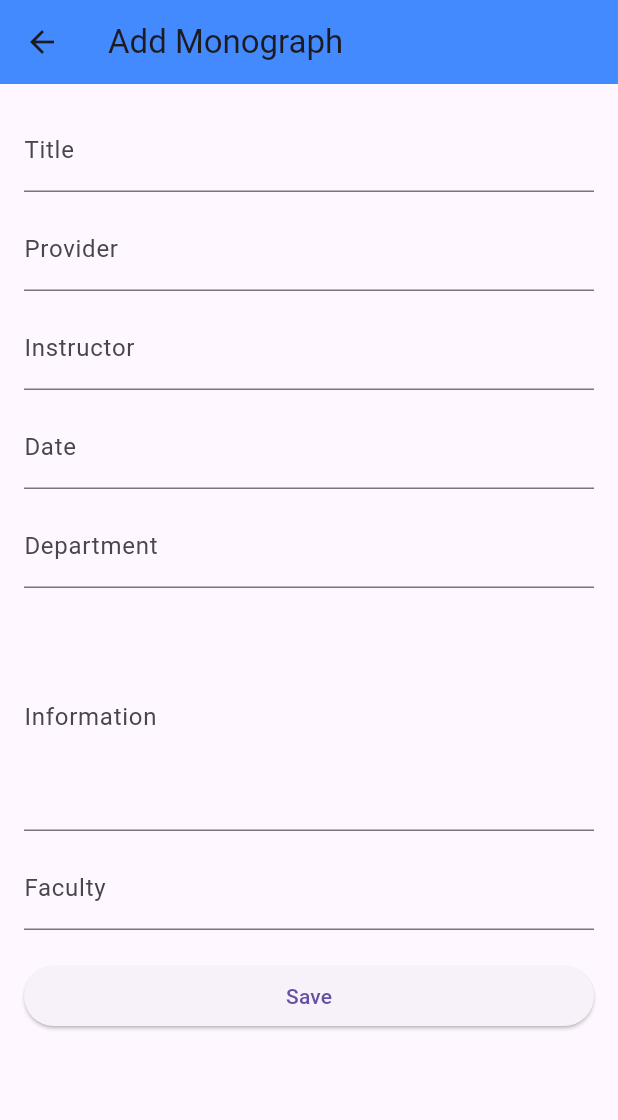
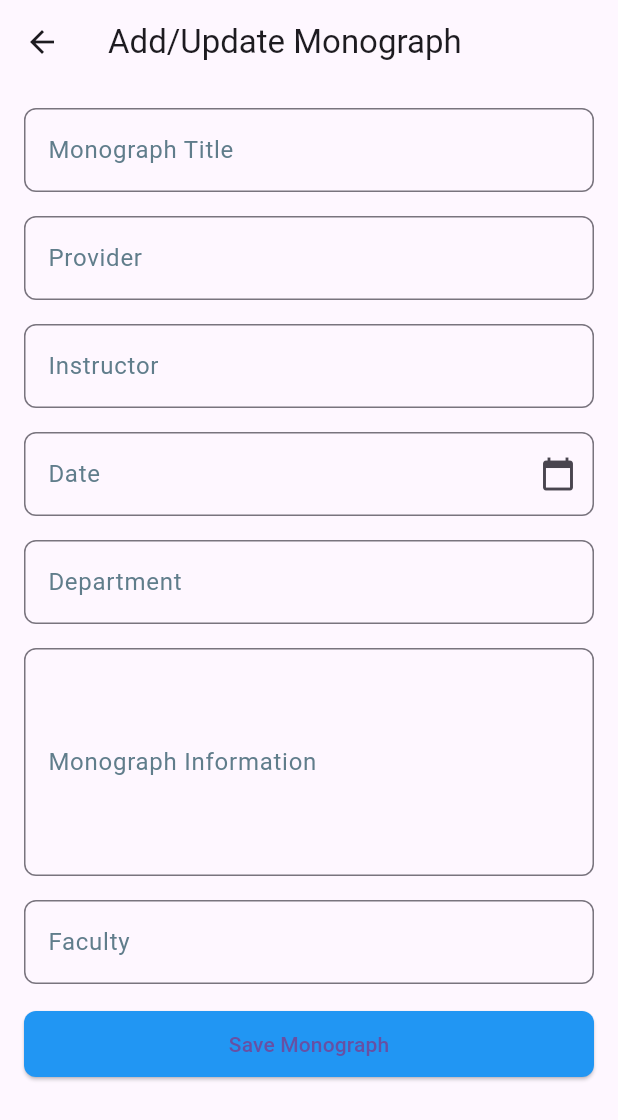
Before and after one commit to Nesarahmad1380/Monograph_Management_System, a Flutter app: the MonographManagementPage screen opened directly, after a tap on the "add" icon, on a phone screen of 412 x 824 dp. Shown: the top 1120 px of the screen. Run offline on Flutter 3.47's test engine with Material 3 defaults, Android fonts, the phone set to English and light mode, and no system bars; our stand-ins replace flutter_riverpod, google_fonts, shared_preferences; accounts and stored records are empty.

Commit message:
changes in monograph pages

```diff
--- a/lib/Screens/MonographScreen/AddMonographPage.dart
+++ b/lib/Screens/MonographScreen/AddMonographPage.dart
@@ -1,123 +1,215 @@
 import 'package:flutter/material.dart';
 
 class AddMonographPage extends StatefulWidget {
-  final Map<String, String>? monograph;
-  final bool isEditing;
-  final Function(Map<String, String>) onSave;
-
-  const AddMonographPage({
-    Key? key,
-    this.monograph,
-    this.isEditing = false,
-    required this.onSave,
-  }) : super(key: key);
+  const AddMonographPage({Key? key}) : super(key: key);
 
   @override
   _AddMonographPageState createState() => _AddMonographPageState();
 }
 
 class _AddMonographPageState extends State<AddMonographPage> {
-  late TextEditingController _titleController;
-  late TextEditingController _providerController;
-  late TextEditingController _instructorController;
-  late TextEditingController _dateController;
-  late TextEditingController _departmentController;
-  late TextEditingController _infoController;
-  late TextEditingController _facultyController;
+  TextEditingController _titleController = TextEditingController();
+  TextEditingController _providerController = TextEditingController();
+  TextEditingController _instructorController = TextEditingController();
+  TextEditingController _dateController = TextEditingController();
+  TextEditingController _departmentController = TextEditingController();
+  TextEditingController _monographInfoController = TextEditingController();
+  TextEditingController _facultyController = TextEditingController();
 
-  @override
-  void initState() {
-    super.initState();
-    _titleController = TextEditingController(text: widget.monograph?['title']);
-    _providerController =
-        TextEditingController(text: widget.monograph?['provider']);
-    _instructorController =
-        TextEditingController(text: widget.monograph?['instructor']);
-    _dateController = TextEditingController(text: widget.monograph?['date']);
-    _departmentController =
-        TextEditingController(text: widget.monograph?['department']);
-    _infoController = TextEditingController(text: widget.monograph?['info']);
-    _facultyController =
-        TextEditingController(text: widget.monograph?['faculty']);
+  // Date Picker function
+  Future<void> _selectDate(BuildContext context) async {
+    DateTime selectedDate = DateTime.now();
+    final DateTime? pickedDate = await showDatePicker(
+      context: context,
+      initialDate: selectedDate,
+      firstDate: DateTime(2000),
+      lastDate: DateTime(2101),
+    );
+
+    if (pickedDate != null && pickedDate != selectedDate) {
+      setState(() {
+        _dateController.text = "${pickedDate.toLocal()}".split(' ')[0];
+      });
     }
-
-  @override
-  void dispose() {
-    _titleController.dispose();
-    _providerController.dispose();
-    _instructorController.dispose();
-    _dateController.dispose();
-    _departmentController.dispose();
-    _infoController.dispose();
-    _facultyController.dispose();
-    super.dispose();
-  }
-
-  void saveMonograph() {
-    final monograph = {
-      'title': _titleController.text,
-      'provider': _providerController.text,
-      'instructor': _instructorController.text,
-      'date': _dateController.text,
-      'department': _departmentController.text,
-      'info': _infoController.text,
-      'faculty': _facultyController.text,
-    };
-    widget.onSave(monograph);
-    Navigator.pop(context);
   }
 
   @override
   Widget build(BuildContext context) {
     return Scaffold(
       appBar: AppBar(
-        title: Text(widget.isEditing ? 'Edit Monograph' : 'Add Monograph'),
-        backgroundColor: Colors.blueAccent,
+        title: Text('Add/Update Monograph'),
       ),
       body: Padding(
         padding: const EdgeInsets.all(16.0),
         child: ListView(
           children: [
-            TextField(
+            // Title Field
+            Padding(
+              padding: const EdgeInsets.only(bottom: 16.0),
+              child: TextField(
                 controller: _titleController,
-              decoration: InputDecoration(labelText: 'Title'),
+                decoration: InputDecoration(
+                  labelText: 'Monograph Title',
+                  labelStyle: TextStyle(color: Colors.blueGrey),
+                  hintText: 'Enter the title of the monograph',
+                  border: OutlineInputBorder(
+                    borderRadius: BorderRadius.circular(8.0),
+                    borderSide: BorderSide(color: Colors.blueGrey),
                   ),
-            SizedBox(height: 10),
-            TextField(
+                  focusedBorder: OutlineInputBorder(
+                    borderRadius: BorderRadius.circular(8.0),
+                    borderSide: BorderSide(color: Colors.blue),
+                  ),
+                ),
+              ),
+            ),
+
+            // Provider Field
+            Padding(
+              padding: const EdgeInsets.only(bottom: 16.0),
+              child: TextField(
                 controller: _providerController,
-              decoration: InputDecoration(labelText: 'Provider'),
+                decoration: InputDecoration(
+                  labelText: 'Provider',
+                  labelStyle: TextStyle(color: Colors.blueGrey),
+                  hintText: 'Enter the provider of the monograph',
+                  border: OutlineInputBorder(
+                    borderRadius: BorderRadius.circular(8.0),
+                    borderSide: BorderSide(color: Colors.blueGrey),
                   ),
-            SizedBox(height: 10),
-            TextField(
+                  focusedBorder: OutlineInputBorder(
+                    borderRadius: BorderRadius.circular(8.0),
+                    borderSide: BorderSide(color: Colors.blue),
+                  ),
+                ),
+              ),
+            ),
+
+            // Instructor Field
+            Padding(
+              padding: const EdgeInsets.only(bottom: 16.0),
+              child: TextField(
                 controller: _instructorController,
-              decoration: InputDecoration(labelText: 'Instructor'),
+                decoration: InputDecoration(
+                  labelText: 'Instructor',
+                  labelStyle: TextStyle(color: Colors.blueGrey),
+                  hintText: 'Enter the instructor\'s name',
+                  border: OutlineInputBorder(
+                    borderRadius: BorderRadius.circular(8.0),
+                    borderSide: BorderSide(color: Colors.blueGrey),
                   ),
-            SizedBox(height: 10),
-            TextField(
+                  focusedBorder: OutlineInputBorder(
+                    borderRadius: BorderRadius.circular(8.0),
+                    borderSide: BorderSide(color: Colors.blue),
+                  ),
+                ),
+              ),
+            ),
+
+            // Date Field with Date Picker
+            Padding(
+              padding: const EdgeInsets.only(bottom: 16.0),
+              child: TextField(
                 controller: _dateController,
-              decoration: InputDecoration(labelText: 'Date'),
-              keyboardType: TextInputType.datetime,
+                readOnly: true,
+                decoration: InputDecoration(
+                  labelText: 'Date',
+                  labelStyle: TextStyle(color: Colors.blueGrey),
+                  hintText: 'Select the date',
+                  border: OutlineInputBorder(
+                    borderRadius: BorderRadius.circular(8.0),
+                    borderSide: BorderSide(color: Colors.blueGrey),
                   ),
-            SizedBox(height: 10),
-            TextField(
+                  focusedBorder: OutlineInputBorder(
+                    borderRadius: BorderRadius.circular(8.0),
+                    borderSide: BorderSide(color: Colors.blue),
+                  ),
+                  suffixIcon: IconButton(
+                    icon: Icon(Icons.calendar_today),
+                    onPressed: () => _selectDate(context),
+                  ),
+                ),
+              ),
+            ),
+
+            // Department Field
+            Padding(
+              padding: const EdgeInsets.only(bottom: 16.0),
+              child: TextField(
                 controller: _departmentController,
-              decoration: InputDecoration(labelText: 'Department'),
+                decoration: InputDecoration(
+                  labelText: 'Department',
+                  labelStyle: TextStyle(color: Colors.blueGrey),
+                  hintText: 'Enter the department name',
+                  border: OutlineInputBorder(
+                    borderRadius: BorderRadius.circular(8.0),
+                    borderSide: BorderSide(color: Colors.blueGrey),
                   ),
-            SizedBox(height: 10),
-            TextField(
-              controller: _infoController,
+                  focusedBorder: OutlineInputBorder(
+                    borderRadius: BorderRadius.circular(8.0),
+                    borderSide: BorderSide(color: Colors.blue),
+                  ),
+                ),
+              ),
+            ),
+
+            // Monograph Information Field
+            Padding(
+              padding: const EdgeInsets.only(bottom: 16.0),
+              child: TextField(
+                controller: _monographInfoController,
                 maxLines: 5,
-              decoration: InputDecoration(labelText: 'Information'),
+                decoration: InputDecoration(
+                  labelText: 'Monograph Information',
+                  labelStyle: TextStyle(color: Colors.blueGrey),
+                  hintText: 'Enter detailed information about the monograph',
+                  border: OutlineInputBorder(
+                    borderRadius: BorderRadius.circular(8.0),
+                    borderSide: BorderSide(color: Colors.blueGrey),
                   ),
-            SizedBox(height: 10),
-            TextField(
+                  focusedBorder: OutlineInputBorder(
+                    borderRadius: BorderRadius.circular(8.0),
+                    borderSide: BorderSide(color: Colors.blue),
+                  ),
+                ),
+              ),
+            ),
+
+            // Faculty Field
+            Padding(
+              padding: const EdgeInsets.only(bottom: 16.0),
+              child: TextField(
                 controller: _facultyController,
-              decoration: InputDecoration(labelText: 'Faculty'),
+                decoration: InputDecoration(
+                  labelText: 'Faculty',
+                  labelStyle: TextStyle(color: Colors.blueGrey),
+                  hintText: 'Enter the faculty name',
+                  border: OutlineInputBorder(
+                    borderRadius: BorderRadius.circular(8.0),
+                    borderSide: BorderSide(color: Colors.blueGrey),
                   ),
-            SizedBox(height: 20),
+                  focusedBorder: OutlineInputBorder(
+                    borderRadius: BorderRadius.circular(8.0),
+                    borderSide: BorderSide(color: Colors.blue),
+                  ),
+                ),
+              ),
+            ),
+
+            // Save Button
             ElevatedButton(
-              onPressed: saveMonograph,
-              child: Text(widget.isEditing ? 'Update' : 'Save'),
+              onPressed: () {
+                // Handle Add/Update logic
+                Navigator.pop(context);
+              },
+              style: ElevatedButton.styleFrom(
+                padding: EdgeInsets.symmetric(vertical: 12.0),
+                backgroundColor: Colors.blue,
+                shape: RoundedRectangleBorder(
+                  borderRadius: BorderRadius.circular(8.0),
+                ), // Button Color
+              ),
+              child: Text('Save Monograph'),
             ),
           ],
         ),
--- a/lib/Screens/MonographScreen/MonographManagementPage.dart
+++ b/lib/Screens/MonographScreen/MonographManagementPage.dart
@@ -1,6 +1,7 @@
 import 'package:flutter/material.dart';
-
-import 'AddMonographPage.dart';
+// Import Monograph Details page
+import 'package:monograph_management_system/Screens/MonographScreen/AddMonographPage.dart';
+import 'package:monograph_management_system/Screens/MonographScreen/MonographDetails.dart';
 
 class MonographManagementPage extends StatefulWidget {
   const MonographManagementPage({Key? key}) : super(key: key);
@@ -11,96 +12,56 @@ class MonographManagementPage extends StatefulWidget {
 }
 
 class _MonographManagementPageState extends State<MonographManagementPage> {
-  List<Map<String, String>> monographs = [
-    {
-      'title': 'Artificial Intelligence',
-      'provider': 'John Doe',
-      'instructor': 'Dr. Smith',
-      'date': '2024-12-01',
-      'department': 'Computer Science',
-      'info': 'A comprehensive study on AI advancements.',
-      'faculty': 'Engineering'
-    },
-    {
-      'title': 'Blockchain Technology',
-      'provider': 'Jane Doe',
-      'instructor': 'Dr. Brown',
-      'date': '2024-11-15',
-      'department': 'Information Systems',
-      'info': 'Understanding blockchain and its applications.',
-      'faculty': 'Management'
-    },
-  ];
-
-  // Function to handle edit or delete
-  void handleEdit(int index) {
-    Navigator.push(
-      context,
-      MaterialPageRoute(
-        builder: (context) => AddMonographPage(
-          monograph: monographs[index],
-          isEditing: true,
-          onSave: (updatedMonograph) {
-            setState(() {
-              monographs[index] = updatedMonograph;
-            });
-          },
-        ),
-      ),
-    );
-  }
-
-  void handleDelete(int index) {
-    setState(() {
-      monographs.removeAt(index);
-    });
-    ScaffoldMessenger.of(context).showSnackBar(SnackBar(
-      content: Text('Monograph deleted successfully!'),
-    ));
-  }
+  List<String> monographs = []; // This should be a list of your monographs.
 
   @override
   Widget build(BuildContext context) {
     return Scaffold(
       appBar: AppBar(
         title: Text('Monograph Management'),
-        backgroundColor: Colors.blueAccent,
       ),
-      body: monographs.isEmpty
-          ? Center(
-              child: Text(
-                'No monographs available. Add a new one!',
-                style: TextStyle(fontSize: 18, color: Colors.grey),
-              ),
-            )
-          : ListView.builder(
-              padding: const EdgeInsets.all(10),
+      body: ListView.builder(
         itemCount: monographs.length,
         itemBuilder: (context, index) {
-                final monograph = monographs[index];
-                return Card(
-                  margin: const EdgeInsets.symmetric(vertical: 8),
-                  elevation: 4,
-                  shape: RoundedRectangleBorder(
-                      borderRadius: BorderRadius.circular(10)),
-                  child: ListTile(
-                    title: Text(
-                      monograph['title']!,
-                      style:
-                          TextStyle(fontWeight: FontWeight.bold, fontSize: 18),
+          return ListTile(
+            title: Text(monographs[
+                index]), // You should use a more detailed widget here for each monograph.
+            trailing: Row(
+              mainAxisSize: MainAxisSize.min,
+              children: [
+                IconButton(
+                  icon: Icon(Icons.edit),
+                  onPressed: () {
+                    // Navigate to the Add Monograph page to edit the monograph
+                    Navigator.push(
+                      context,
+                      MaterialPageRoute(
+                        builder: (context) => AddMonographPage(),
                       ),
-                    subtitle: Text(monograph['department']!),
-                    trailing: PopupMenuButton<String>(
-                      onSelected: (value) {
-                        if (value == 'Edit') handleEdit(index);
-                        if (value == 'Delete') handleDelete(index);
+                    );
                   },
-                      itemBuilder: (context) => [
-                        PopupMenuItem(value: 'Edit', child: Text('Edit')),
-                        PopupMenuItem(value: 'Delete', child: Text('Delete')),
+                ),
+                IconButton(
+                  icon: Icon(Icons.delete),
+                  onPressed: () {
+                    setState(() {
+                      monographs.removeAt(
+                          index); // Remove the monograph from the list
+                    });
+                  },
+                ),
               ],
             ),
+            onTap: () {
+              // Navigate to the Monograph Details page
+              Navigator.push(
+                context,
+                MaterialPageRoute(
+                  builder: (context) =>
+                      MonographDetailsPage(monograph: monographs[index]),
                 ),
+              );
+            },
           );
         },
       ),
@@ -108,15 +69,7 @@ class _MonographManagementPageState extends State<MonographManagementPage> {
         onPressed: () {
           Navigator.push(
             context,
-            MaterialPageRoute(
-              builder: (context) => AddMonographPage(
-                onSave: (newMonograph) {
-                  setState(() {
-                    monographs.add(newMonograph);
-                  });
-                },
-              ),
-            ),
+            MaterialPageRoute(builder: (context) => AddMonographPage()),
           );
         },
         child: Icon(Icons.add),
```
Also changed, not shown: lib/Screens/MonographScreen/MonographDetails.dart (+27 -33 lines). Lines whose indentation alone changed are shown as unchanged.
